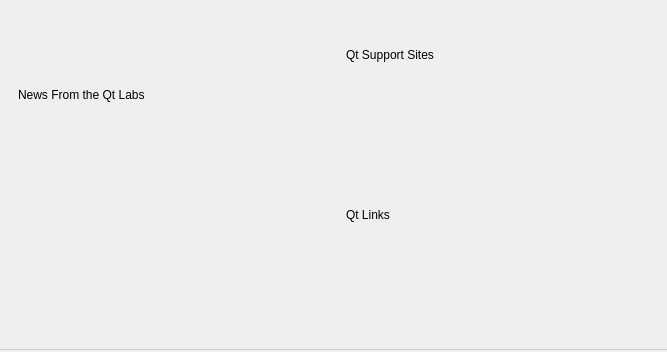
Qt form src/plugins/welcome/communitywelcomepagewidget.ui (qt-creator/qt-creator) before a commit.
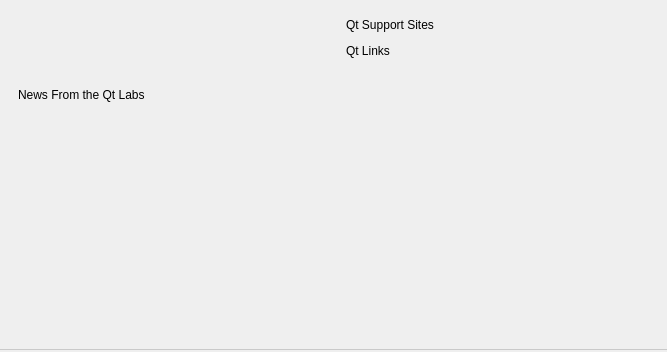
The same form after that commit. Custom widgets are drawn as their Qt base class.

Commit message: Improve spacing of links on welcome page, News & Support section

Diff of the .ui file:
```diff
--- a/src/plugins/welcome/communitywelcomepagewidget.ui
+++ b/src/plugins/welcome/communitywelcomepagewidget.ui
@@ -91,7 +91,20 @@
           </widget>
          </item>
          <item>
-          <widget class="Utils::WelcomeModeTreeWidget" name="miscSitesTreeWidget"/>
+          <widget class="Utils::WelcomeModeTreeWidget" name="miscSitesTreeWidget" native="true"/>
+         </item>
+         <item>
+          <spacer name="verticalSpacer">
+           <property name="orientation">
+            <enum>Qt::Vertical</enum>
+           </property>
+           <property name="sizeHint" stdset="0">
+            <size>
+             <width>20</width>
+             <height>40</height>
+            </size>
+           </property>
+          </spacer>
          </item>
         </layout>
        </widget>
```
Left out of the diff: 4 changed lines with no effect on the pictures.
